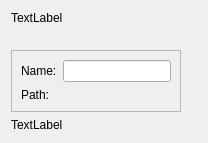
This is src/libs/utils/projectintropage.ui in qt-creator/qt-creator as Qt 5 draws it before an edit. The edited form follows.
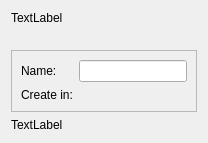
This is the edited form. Custom widgets are drawn as their Qt base class.

Commit message: more precise label

What changed in the file:
```diff
--- a/src/libs/utils/projectintropage.ui
+++ b/src/libs/utils/projectintropage.ui
@@ -70,7 +70,7 @@
         <item row="1" column="0">
          <widget class="QLabel" name="pathLabel">
           <property name="text">
-           <string>Path:</string>
+           <string>Create in:</string>
           </property>
          </widget>
         </item>
```
